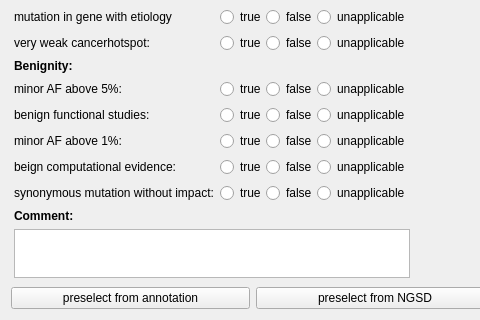
This is src/GSvar/SomaticVariantInterpreterWidget.ui in imgag/ngs-bits as Qt 5 draws it before an edit; both pictures show x 0 to 480 and y 313 to 633 of the 750 by 633 pixel window. The edited form follows.
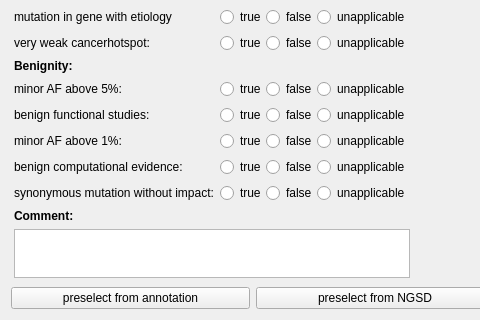
This is the edited form.

```diff
--- a/src/GSvar/SomaticVariantInterpreterWidget.ui
+++ b/src/GSvar/SomaticVariantInterpreterWidget.ui
@@ -986,7 +986,7 @@
        <item>
         <widget class="QLabel" name="label_20">
          <property name="text">
-          <string>beign computational evidence:</string>
+          <string>benign computational evidence:</string>
          </property>
         </widget>
        </item>
```
Left out of the diff: 75 changed lines with no effect on the pictures.
